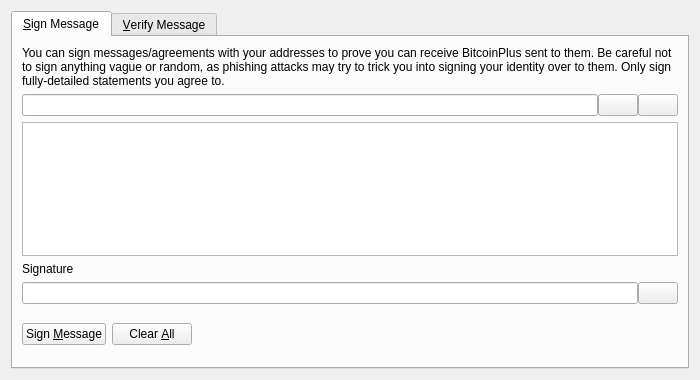
This is src/qt/forms/signverifymessagedialog.ui in mammix2/boostcoin as Qt 5 draws it before an edit. The edited form follows.
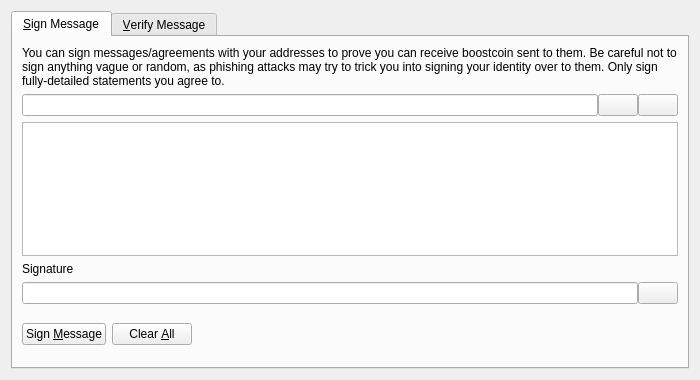
This is the edited form. Icons and pictures are not drawn. Custom widgets are drawn as their Qt base class.

Commit message: rename to boostcoin

The edit to the form file:
```diff
--- a/src/qt/forms/signverifymessagedialog.ui
+++ b/src/qt/forms/signverifymessagedialog.ui
@@ -30,7 +30,7 @@
        <item>
         <widget class="QLabel" name="infoLabel_SM">
          <property name="text">
-          <string>You can sign messages/agreements with your addresses to prove you can receive BitcoinPlus sent to them. Be careful not to sign anything vague or random, as phishing attacks may try to trick you into signing your identity over to them. Only sign fully-detailed statements you agree to.</string>
+          <string>You can sign messages/agreements with your addresses to prove you can receive boostcoin sent to them. Be careful not to sign anything vague or random, as phishing attacks may try to trick you into signing your identity over to them. Only sign fully-detailed statements you agree to.</string>
          </property>
          <property name="textFormat">
           <enum>Qt::PlainText</enum>
```
Left out of the diff: 8 changed lines with no effect on the pictures. The commit also changes 132 other files.
